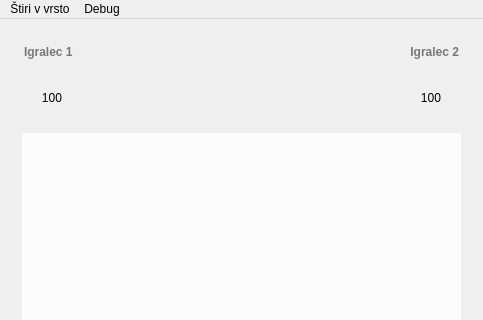
Old version of the form glavnookno.ui in the repository vladimirrujevic/rpoprojekt; both pictures show x 0 to 483 and y 0 to 320 of the 483 by 473 pixel window.
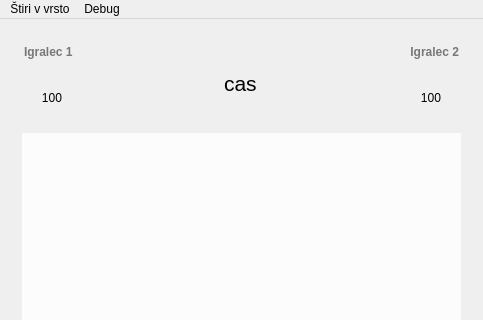
New version of the form. Icons and pictures are not drawn.

```diff
--- a/glavnookno.ui
+++ b/glavnookno.ui
@@ -144,17 +144,29 @@
           </layout>
          </item>
          <item>
-          <spacer name="horizontalSpacer">
-           <property name="orientation">
-            <enum>Qt::Horizontal</enum>
-           </property>
-           <property name="sizeHint" stdset="0">
-            <size>
-             <width>40</width>
-             <height>20</height>
-            </size>
-           </property>
-          </spacer>
+          <layout class="QVBoxLayout" name="verticalLayout_4">
+           <item>
+            <widget class="QLineEdit" name="cas">
+             <property name="font">
+              <font>
+               <pointsize>16</pointsize>
+              </font>
+             </property>
+             <property name="styleSheet">
+              <string notr="true">background-color: rgba(255, 255, 255, 0);</string>
+             </property>
+             <property name="text">
+              <string>cas</string>
+             </property>
+             <property name="alignment">
+              <set>Qt::AlignCenter</set>
+             </property>
+            </widget>
+           </item>
+           <item>
+            <layout class="QHBoxLayout" name="horizontalLayout_4"/>
+           </item>
+          </layout>
          </item>
          <item>
           <layout class="QVBoxLayout" name="verticalLayout_2">
```
